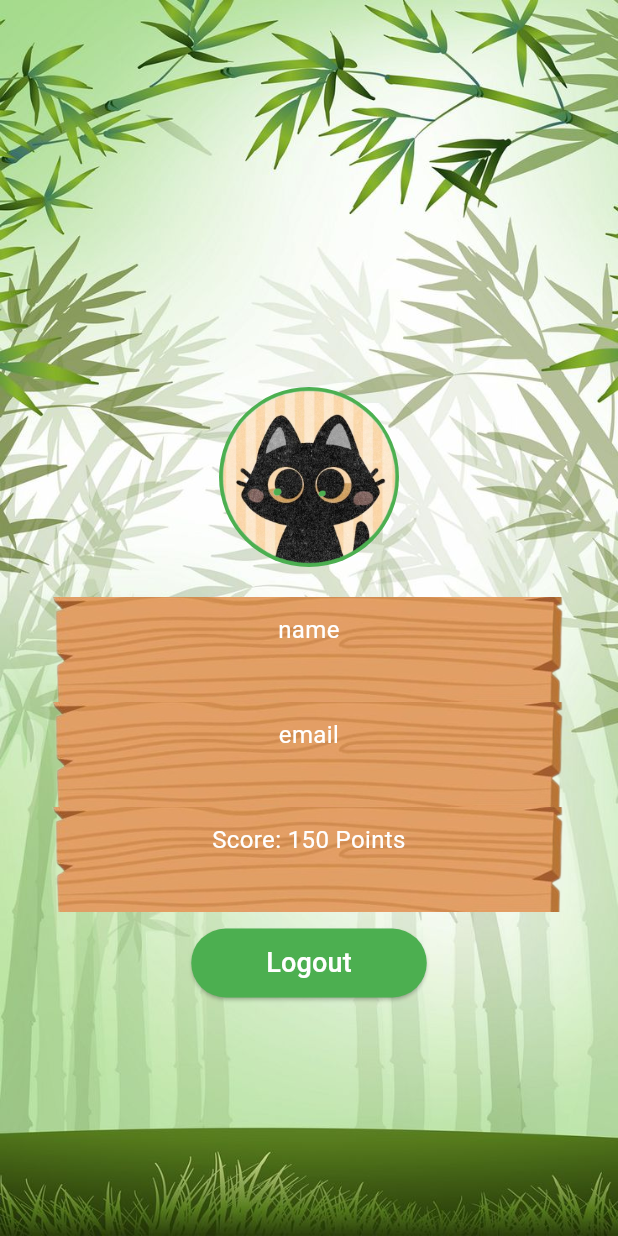
After one commit to mahatarc/TinyTalk, a Flutter app: the ProfilePage screen opened directly, on a phone screen of 412 x 824 dp. The commit adds this screen. Run offline on Flutter 3.47's test engine with Material 3 defaults, Android fonts, the phone set to English and light mode, and no system bars; our stand-ins replace audioplayers, flutter_bloc, google_fonts, permission_handler, shared_preferences, smooth_page_indicator and 1 more; missing offline and left inert: flutter_sound; accounts and stored records are empty; Roboto replaces fonts that are missing (Quicksand).

Commit message:
add profile page

```diff
--- a/frontend/lib/features/homepage/presentation/UI/homepage.dart
+++ b/frontend/lib/features/homepage/presentation/UI/homepage.dart
@@ -1,5 +1,6 @@
 import 'package:flutter/material.dart';
 import 'package:tiny_talks/features/homepage/presentation/UI/home.dart';
+import 'package:tiny_talks/features/profile/presentation/UI/profile.dart';
 
 class HomeScreen extends StatelessWidget {
   const HomeScreen({super.key});
@@ -28,7 +29,12 @@ class HomeScreen extends StatelessWidget {
                   height: 50,),
 
                   onPressed: () {
-                    print("Profile button tapped");
+                     Navigator.push(
+                              context,
+                              MaterialPageRoute(builder: (context) => ProfilePage(name: 'name', email: 'email',
+
+                              )),
+                            );
                   },
                 ),
                 const SizedBox(height: 1), // Spacing between icons
--- /dev/null
+++ b/frontend/lib/features/profile/presentation/UI/profile.dart
@@ -0,0 +1,82 @@
+import 'package:flutter/material.dart';
+
+class ProfilePage extends StatelessWidget {
+  final String name;
+  final String email;
+
+  const ProfilePage({super.key, required this.name, required this.email});
+
+  @override
+  Widget build(BuildContext context) {
+    return Scaffold(
+      body: Container(
+        decoration: const BoxDecoration(
+          image: DecorationImage(
+            image: AssetImage('images/bg99.jpg'), // Background image
+            fit: BoxFit.cover,
+          ),
+        ),
+        child: Center(
+          child: Column(
+            mainAxisAlignment: MainAxisAlignment.center,
+            crossAxisAlignment: CrossAxisAlignment.center,
+            children: [
+              const SizedBox(height: 100),
+              // Profile Picture
+              const CircleAvatar(
+                radius: 60,
+                backgroundImage: AssetImage('images/profile.png'),
+                backgroundColor: Colors.green,
+              ),
+              const SizedBox(height: 20),
+              // Name Field (Dynamic)
+              buildInfoContainer(name),
+              // Email Field (Dynamic)
+              buildInfoContainer(email),
+              // Score (Static for now, make dynamic later)
+              buildInfoContainer("Score: 150 Points"),
+              const SizedBox(height: 10),
+              // Logout Button
+              ElevatedButton(
+                onPressed: () {
+                  // Add logout functionality here
+                  print("Logged out");
+                  Navigator.pop(context); // Navigate back to login
+                },
+                style: ElevatedButton.styleFrom(
+                  backgroundColor: Colors.green,
+                  padding: const EdgeInsets.symmetric(horizontal: 50, vertical: 10),
+                ),
+                child: const Text(
+                  'Logout',
+                  style: TextStyle(fontSize: 18, color: Colors.white, fontFamily: 'Quicksand'),
+                ),
+              ),
+            ],
+          ),
+        ),
+      ),
+    );
+  }
+
+  // Reusable Widget for Info Containers
+  Widget buildInfoContainer(String text) {
+    return Container(
+      width: double.infinity,
+      height: 70,
+      decoration: BoxDecoration(
+        image: const DecorationImage(
+          image: AssetImage('images/h1.png'),
+          fit: BoxFit.cover,
+        ),
+        borderRadius: BorderRadius.circular(10),
+      ),
+      padding: const EdgeInsets.symmetric(horizontal: 16, vertical: 10),
+      child: Text(
+        text,
+        style: const TextStyle(fontSize: 16, color: Colors.white, fontFamily: 'Quicksand'),
+        textAlign: TextAlign.center,
+      ),
+    );
+  }
+}
```
